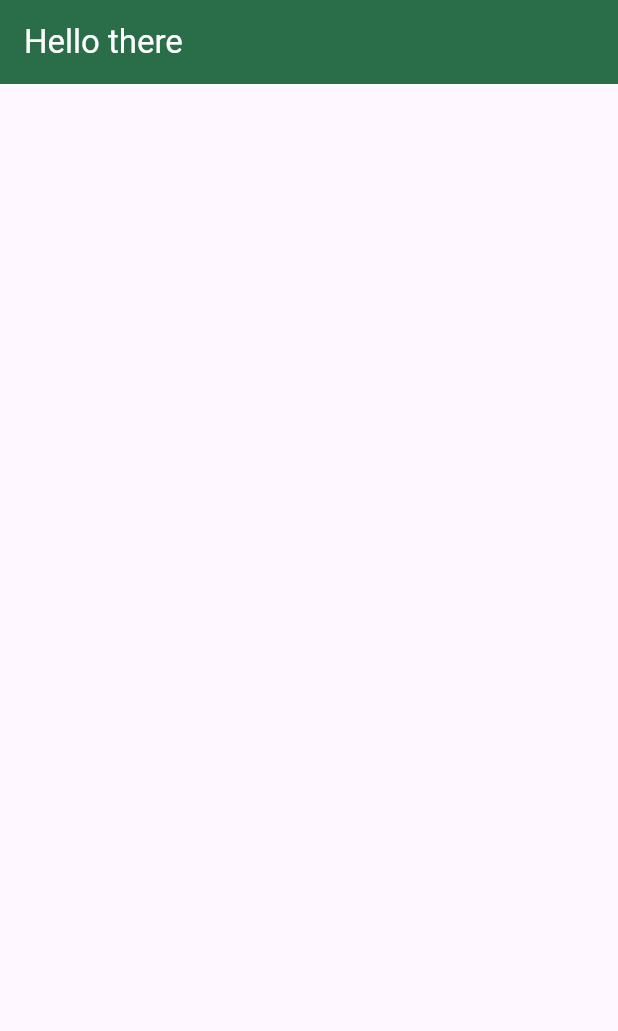
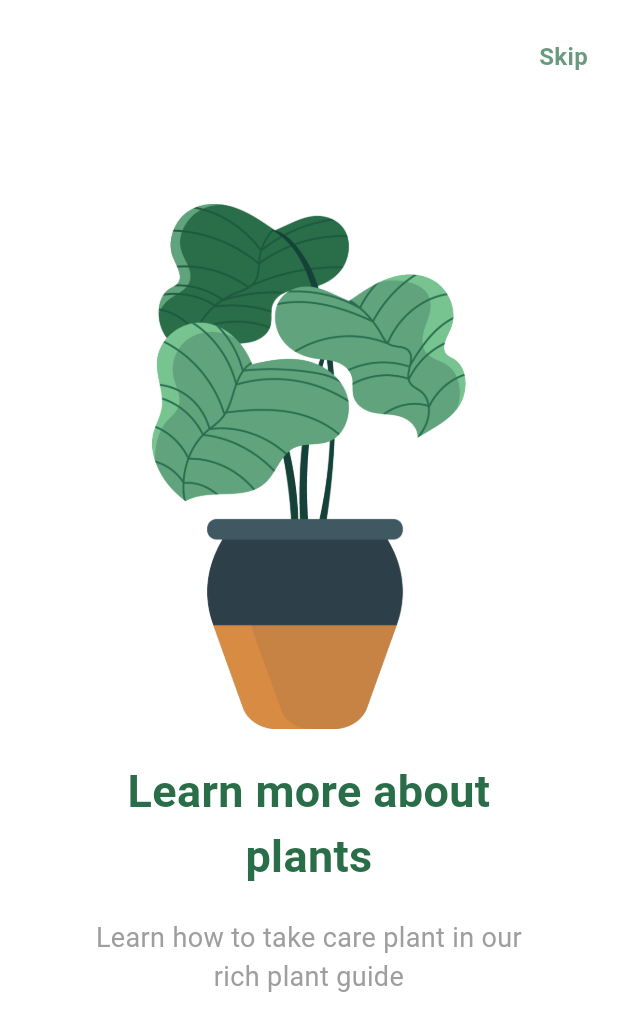
Before and after one commit to SathiaPang/plant_app, a Flutter app: the screen it shows after launch, on a phone screen of 412 x 824 dp. Shown: the top 1031 px of the screen. Run offline on Flutter 3.47's test engine with Material 3 defaults, Android fonts, the phone set to English and light mode, and no system bars.

Commit message:
Second Commit

```diff
--- a/lib/main.dart
+++ b/lib/main.dart
@@ -1,5 +1,6 @@
 import 'package:flutter/material.dart';
 import 'package:plant_app/constants.dart';
+import 'package:plant_app/ui/onboard.dart';
 
 void main() {
   runApp(const Myapp());
@@ -12,24 +13,26 @@ class Myapp extends StatelessWidget {
   Widget build(BuildContext context) {
     return MaterialApp(
       // Must use always, and then start to write like that
-      home: HomeScreen(),
+      debugShowCheckedModeBanner: false,
+      title: 'OnBoarding Screen ',
+      home: OnBoardinScreen(),
     );
   }
 }
 
-class HomeScreen extends StatelessWidget {
-  const HomeScreen({super.key});
+// class HomeScreen extends StatelessWidget {
+//   const HomeScreen({super.key});
 
-  @override
-  Widget build(BuildContext context) {
-    return Scaffold(
-      appBar: AppBar(
-        title: Text(
-          "Hello there",
-          style: TextStyle(color: Colors.white),
-        ),
-        backgroundColor: Constants.primaryColor,
-      ),
-    );
-  }
-}
+//   @override
+//   Widget build(BuildContext context) {
+//     return Scaffold(
+//       appBar: AppBar(
+//         title: Text(
+//           "Hello there",
+//           style: TextStyle(color: Colors.white),
+//         ),
+//         backgroundColor: Constants.primaryColor,
+//       ),
+//     );
+//   }
+// }
--- /dev/null
+++ b/lib/ui/onboard.dart
@@ -0,0 +1,105 @@
+import 'package:flutter/material.dart';
+import 'package:plant_app/constants.dart';
+
+class OnBoardinScreen extends StatefulWidget {
+  const OnBoardinScreen({super.key});
+
+  @override
+  State<OnBoardinScreen> createState() => _OnBoardinScreenState();
+}
+
+class _OnBoardinScreenState extends State<OnBoardinScreen> {
+  final PageController _pageController = PageController(initialPage: 0);
+  int currentIndex = 0;
+
+  @override
+  Widget build(BuildContext context) {
+    return Scaffold(
+      backgroundColor: Colors.white,
+      appBar: AppBar(
+        elevation: 0.0,
+        backgroundColor: Colors.white,
+        actions: [
+          Padding(
+            padding: EdgeInsets.only(
+              right: 20,
+              top: 20,
+            ),
+            child: InkWell(
+              onTap: () => null,
+              child: Text(
+                'Skip',
+                style: TextStyle(
+                  color: Constants.primaryColor.withOpacity(0.7),
+                  fontSize: 16,
+                  fontWeight: FontWeight.w600,
+                ),
+              ),
+            ),
+          )
+        ],
+      ),
+      body: Stack(
+        alignment: Alignment.bottomCenter,
+        children: [
+          PageView(
+            onPageChanged: (int page) {
+              setState(() {
+                currentIndex = page;
+              });
+            },
+            controller: _pageController,
+            children: [
+              createPage(),
+            ],
+          ),
+        ],
+      ),
+    );
+  }
+}
+
+class createPage extends StatelessWidget {
+  // final String image;
+  // final Strinb
+  const createPage({
+    Key? key,
+  }) : super(key: key);
+
+  @override
+  Widget build(BuildContext context) {
+    return Container(
+      padding: EdgeInsets.only(left: 50, right: 50, bottom: 80),
+      child: Column(
+        mainAxisAlignment: MainAxisAlignment.center,
+        children: [
+          SizedBox(
+            height: 350,
+            child: Image.asset('assets/images/plant-one.png'),
+          ),
+          SizedBox(
+            height: 20,
+          ),
+          Text(
+            Constants.titleOne,
+            textAlign: TextAlign.center,
+            style: TextStyle(
+              color: Constants.primaryColor,
+              fontSize: 30,
+              fontWeight: FontWeight.bold,
+            ),
+          ),
+          SizedBox(
+            height: 20,
+          ),
+          Text(
+            Constants.descriptionOne,
+            textAlign: TextAlign.center,
+            style: TextStyle(
+                fontSize: 18, fontWeight: FontWeight.w400, color: Colors.grey),
+          )
+        ],
+      ),
+    );
+  }
+}
--- a/pubspec.yaml
+++ b/pubspec.yaml
@@ -58,7 +58,7 @@ flutter:
 
   # To add assets to your application, add an assets section, like this:
   assets:
-    - assets/
+    - assets/images/
 
   # An image asset can refer to one or more resolution-specific "variants", see
   # https://flutter.dev/assets-and-images/#resolution-aware
```
Also changed, not shown: 7 other files.
